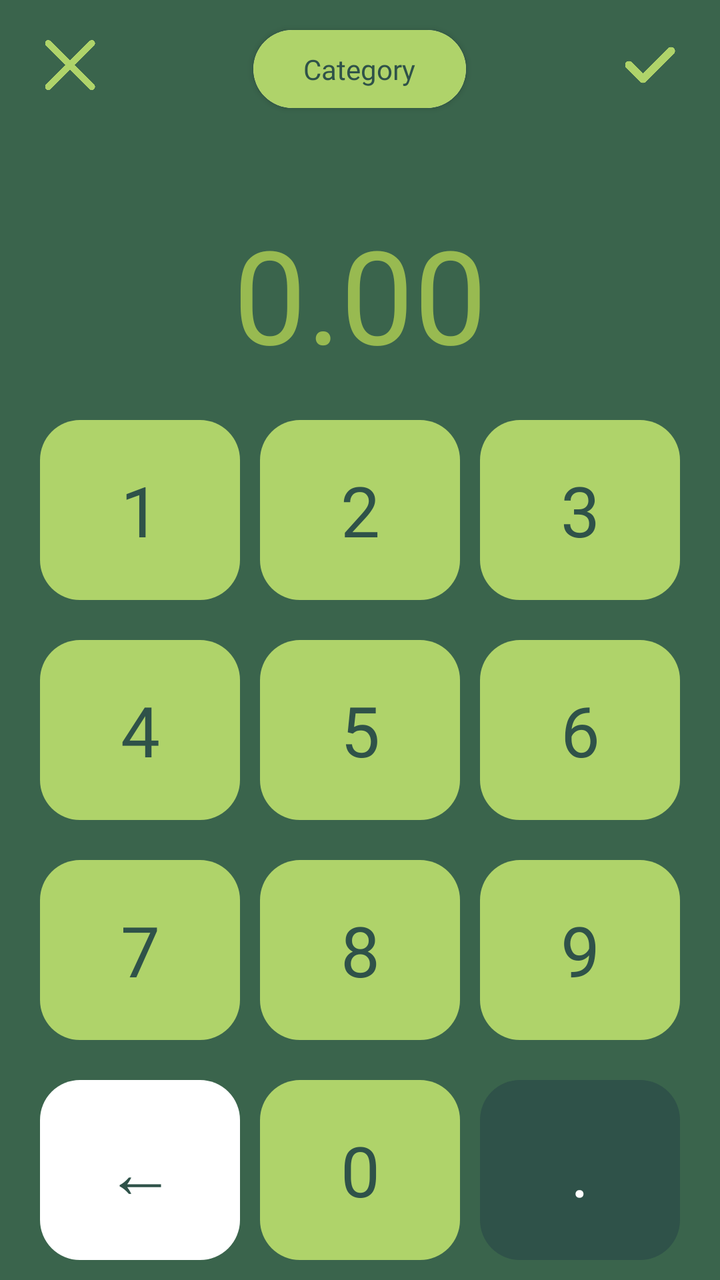
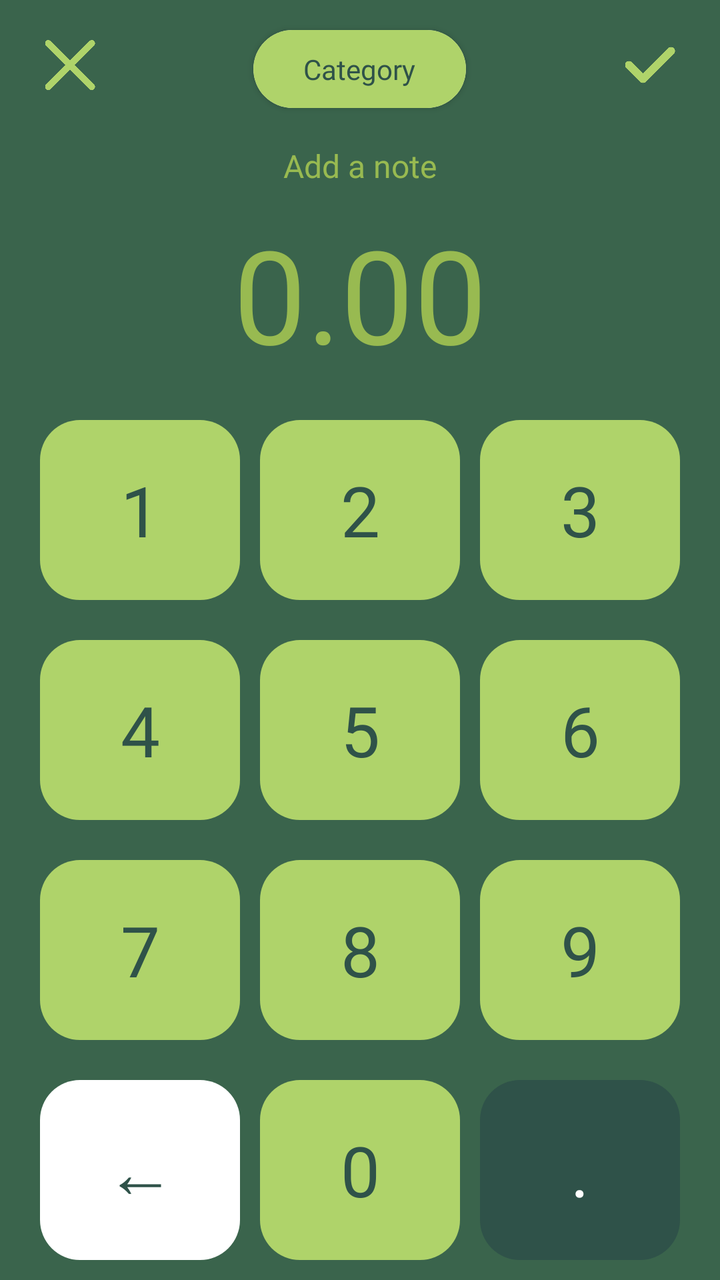

Two renders of the same Android screen: before a commit and after it. Below are the layout's source before the change and the commit's diff.
<!-- AndroidManifest.xml: application theme Theme.BudgetTracker -->
<!-- res/layout/activity_add_expense.xml -->
<?xml version="1.0" encoding="utf-8"?>
<RelativeLayout xmlns:android="http://schemas.android.com/apk/res/android"
    xmlns:app="http://schemas.android.com/apk/res-auto"
    xmlns:tools="http://schemas.android.com/tools"
    android:id="@+id/main"
    android:layout_width="match_parent"
    android:layout_height="match_parent"
    android:background="@color/background"
    tools:context=".AddExpenseActivity">

    
    <ImageView
        android:id="@+id/close"
        android:layout_width="30dp"
        android:layout_height="25dp"
        android:src="@drawable/close"
        android:layout_marginTop="20dp"
        app:tint="@color/light_green"
        android:layout_marginStart="20dp" />

    
    <ImageView
        android:id="@+id/tick"
        android:layout_width="30dp"
        android:layout_height="25dp"
        android:src="@drawable/tick"
        android:layout_marginTop="20dp"
        android:layout_alignParentEnd="true"
        app:tint="@color/light_green"
        android:layout_marginEnd="20dp" />

    
    <androidx.cardview.widget.CardView
        android:id="@+id/catg_btn"
        android:layout_width="wrap_content"
        android:layout_height="wrap_content"
        android:layout_marginTop="15dp"
        android:layout_centerHorizontal="true"
        app:cardCornerRadius="30dp">

        <RelativeLayout
            android:layout_width="match_parent"
            android:layout_height="match_parent"
            android:paddingVertical="10dp"
            android:paddingHorizontal="25dp"
            android:gravity="center"
            android:background="@color/light_green">

            <TextView
                android:id="@+id/catg_txt"
                android:layout_width="wrap_content"
                android:layout_height="wrap_content"
                android:textSize="14sp"
                android:text="Category"
                android:textColor="@color/dark_green"
                android:fontFamily="@font/montserrat_regular" />

        </RelativeLayout>

    </androidx.cardview.widget.CardView>

    
    <EditText
        android:id="@+id/expense_amt"
        android:layout_width="match_parent"
        android:layout_height="wrap_content"
        android:layout_above="@id/key_pad"
        android:layout_marginBottom="10dp"
        android:layout_marginHorizontal="20dp"
        android:hint="0.00"
        android:focusableInTouchMode="false"
        android:fontFamily="@font/montserrat_bold"
        android:gravity="center"
        android:background="@drawable/blank_bg"
        android:textSize="65sp"
        android:ellipsize="end"
        android:textColor="@color/light_green"
        android:textColorHint="#98BA51" />

    
    <LinearLayout
        android:id="@+id/key_pad"
        android:layout_width="match_parent"
        android:layout_height="wrap_content"
        android:layout_alignParentBottom="true"
        android:layout_marginHorizontal="20dp"
        android:orientation="vertical">

        <LinearLayout
            android:layout_width="match_parent"
            android:layout_height="wrap_content"
            android:gravity="center"
            android:orientation="horizontal"
            android:paddingVertical="10dp"
            android:weightSum="3">

            <TextView
                android:id="@+id/btn_1"
                android:layout_width="100dp"
                android:layout_height="90dp"
                android:layout_marginHorizontal="5dp"
                android:background="@drawable/key_bg"
                android:fontFamily="@font/montserrat_bold"
                android:gravity="center"
                android:text="1"
                android:textColor="@color/dark_green"
                android:textSize="35sp" />

            <TextView
                android:id="@+id/btn_2"
                android:layout_width="100dp"
                android:layout_height="90dp"
                android:layout_marginHorizontal="5dp"
                android:background="@drawable/key_bg"
                android:fontFamily="@font/montserrat_bold"
                android:gravity="center"
                android:text="2"
                android:textColor="@color/dark_green"
                android:textSize="35sp" />

            <TextView
                android:id="@+id/btn_3"
                android:layout_width="100dp"
                android:layout_height="90dp"
                android:layout_marginHorizontal="5dp"
                android:background="@drawable/key_bg"
                android:fontFamily="@font/montserrat_bold"
                android:gravity="center"
                android:text="3"
                android:textColor="@color/dark_green"
                android:textSize="35sp" />

        </LinearLayout>

        <LinearLayout
            android:layout_width="match_parent"
            android:layout_height="wrap_content"
            android:gravity="center"
            android:orientation="horizontal"
            android:paddingVertical="10dp"
            android:weightSum="3">

            <TextView
                android:id="@+id/btn_4"
                android:layout_width="100dp"
                android:layout_height="90dp"
                android:layout_marginHorizontal="5dp"
                android:background="@drawable/key_bg"
                android:fontFamily="@font/montserrat_bold"
                android:gravity="center"
                android:text="4"
                android:textColor="@color/dark_green"
                android:textSize="35sp" />

            <TextView
                android:id="@+id/btn_5"
                android:layout_width="100dp"
                android:layout_height="90dp"
                android:layout_marginHorizontal="5dp"
                android:background="@drawable/key_bg"
                android:fontFamily="@font/montserrat_bold"
                android:gravity="center"
                android:text="5"
                android:textColor="@color/dark_green"
                android:textSize="35sp" />

            <TextView
                android:id="@+id/btn_6"
                android:layout_width="100dp"
                android:layout_height="90dp"
                android:layout_marginHorizontal="5dp"
                android:background="@drawable/key_bg"
                android:fontFamily="@font/montserrat_bold"
                android:gravity="center"
                android:text="6"
                android:textColor="@color/dark_green"
                android:textSize="35sp" />

        </LinearLayout>

        <LinearLayout
            android:layout_width="match_parent"
            android:layout_height="wrap_content"
            android:gravity="center"
            android:orientation="horizontal"
            android:paddingVertical="10dp"
            android:weightSum="3">

            <TextView
                android:id="@+id/btn_7"
                android:layout_width="100dp"
                android:layout_height="90dp"
                android:layout_marginHorizontal="5dp"
                android:background="@drawable/key_bg"
                android:fontFamily="@font/montserrat_bold"
                android:gravity="center"
                android:text="7"
                android:textColor="@color/dark_green"
                android:textSize="35sp" />

            <TextView
                android:id="@+id/btn_8"
                android:layout_width="100dp"
                android:layout_height="90dp"
                android:layout_marginHorizontal="5dp"
                android:background="@drawable/key_bg"
                android:fontFamily="@font/montserrat_bold"
                android:gravity="center"
                android:text="8"
                android:textColor="@color/dark_green"
                android:textSize="35sp" />

            <TextView
                android:id="@+id/btn_9"
                android:layout_width="100dp"
                android:layout_height="90dp"
                android:layout_marginHorizontal="5dp"
                android:background="@drawable/key_bg"
                android:fontFamily="@font/montserrat_bold"
                android:gravity="center"
                android:text="9"
                android:textColor="@color/dark_green"
                android:textSize="35sp" />

        </LinearLayout>

        <LinearLayout
            android:layout_width="match_parent"
            android:layout_height="wrap_content"
            android:gravity="center"
            android:orientation="horizontal"
            android:paddingVertical="10dp"
            android:weightSum="3">

            <TextView
                android:id="@+id/btn_clear"
                android:layout_width="100dp"
                android:layout_height="90dp"
                android:layout_marginHorizontal="5dp"
                android:background="@drawable/back_bg"
                android:fontFamily="@font/montserrat_bold"
                android:gravity="center"
                android:text="←"
                android:textColor="@color/dark_green"
                android:textSize="35sp" />

            <TextView
                android:id="@+id/btn_0"
                android:layout_width="100dp"
                android:layout_height="90dp"
                android:layout_marginHorizontal="5dp"
                android:background="@drawable/key_bg"
                android:fontFamily="@font/montserrat_bold"
                android:gravity="center"
                android:text="0"
                android:textColor="@color/dark_green"
                android:textSize="35sp" />

            <TextView
                android:id="@+id/btn_dot"
                android:layout_width="100dp"
                android:layout_height="90dp"
                android:layout_marginHorizontal="5dp"
                android:background="@drawable/tick_bg"
                android:fontFamily="@font/montserrat_bold"
                android:gravity="center"
                android:text="."
                android:textColor="@color/white"
                android:textSize="35sp" />

        </LinearLayout>

    </LinearLayout>

</RelativeLayout>
<!-- resources referenced by this layout -->
<resources>
  <color name="background">#3A644C</color>
  <color name="dark_green">#2F5249</color>
  <color name="light_green">#AFD36A</color>
  <color name="white">#FFFFFFFF</color>
  <!-- drawable back_bg (drawable) -->
  <?xml version="1.0" encoding="utf-8"?>
  <shape xmlns:android="http://schemas.android.com/apk/res/android">
      <padding android:bottom="10dp"
          android:left="30dp"
          android:top="10dp"
          android:right="30dp" />
      <corners android:radius="20dp" />
      <solid android:color="#FFFFFF" />
  </shape>
  <!-- drawable blank_bg (drawable) -->
  <?xml version="1.0" encoding="utf-8"?>
  <selector xmlns:android="http://schemas.android.com/apk/res/android">
  
  </selector>
  <!-- drawable close: png bitmap (drawable, 9328 bytes) -->
  <!-- drawable key_bg (drawable) -->
  <?xml version="1.0" encoding="utf-8"?>
  <shape xmlns:android="http://schemas.android.com/apk/res/android">
      <padding android:bottom="10dp"
          android:left="30dp"
          android:top="10dp"
          android:right="30dp" />
      <corners android:radius="20dp" />
      <solid android:color="@color/light_green" />
  </shape>
  <!-- drawable tick: png bitmap (drawable, 6641 bytes) -->
  <!-- drawable tick_bg (drawable) -->
  <?xml version="1.0" encoding="utf-8"?>
  <shape xmlns:android="http://schemas.android.com/apk/res/android">
      <padding android:bottom="10dp"
          android:left="30dp"
          android:top="10dp"
          android:right="30dp" />
      <corners android:radius="20dp" />
      <solid android:color="@color/dark_green" />
  </shape>
  <style name="Theme.BudgetTracker" parent="Base.Theme.BudgetTracker" />
  <style name="Base.Theme.BudgetTracker" parent="Theme.Material3.DayNight.NoActionBar">
          
          
      </style>
</resources>

<!-- the commit's change to res/layout/activity_add_expense.xml (unified diff, before → after) -->
@@ -13,51 +13,71 @@
         android:id="@+id/close"
         android:layout_width="30dp"
         android:layout_height="25dp"
+        android:layout_marginStart="20dp"
+        android:layout_marginTop="20dp"
         android:src="@drawable/close"
-        android:layout_marginTop="20dp"
-        app:tint="@color/light_green"
-        android:layout_marginStart="20dp" />
+        app:tint="@color/light_green" />
 
     
     <ImageView
         android:id="@+id/tick"
         android:layout_width="30dp"
         android:layout_height="25dp"
+        android:layout_alignParentEnd="true"
+        android:layout_marginTop="20dp"
+        android:layout_marginEnd="20dp"
         android:src="@drawable/tick"
-        android:layout_marginTop="20dp"
-        android:layout_alignParentEnd="true"
-        app:tint="@color/light_green"
-        android:layout_marginEnd="20dp" />
+        app:tint="@color/light_green" />
 
     
     <androidx.cardview.widget.CardView
         android:id="@+id/catg_btn"
         android:layout_width="wrap_content"
         android:layout_height="wrap_content"
+        android:layout_centerHorizontal="true"
         android:layout_marginTop="15dp"
-        android:layout_centerHorizontal="true"
         app:cardCornerRadius="30dp">
 
         <RelativeLayout
             android:layout_width="match_parent"
             android:layout_height="match_parent"
-            android:paddingVertical="10dp"
+            android:background="@color/light_green"
+            android:gravity="center"
             android:paddingHorizontal="25dp"
-            android:gravity="center"
-            android:background="@color/light_green">
+            android:paddingVertical="10dp">
 
             <TextView
                 android:id="@+id/catg_txt"
                 android:layout_width="wrap_content"
                 android:layout_height="wrap_content"
-                android:textSize="14sp"
+                android:fontFamily="@font/montserrat_regular"
                 android:text="Category"
                 android:textColor="@color/dark_green"
-                android:fontFamily="@font/montserrat_regular" />
+                android:textSize="14sp" />
 
         </RelativeLayout>
 
     </androidx.cardview.widget.CardView>
+
+    
+    <EditText
+        android:id="@+id/note_edit_text"
+        android:layout_width="wrap_content"
+        android:layout_height="wrap_content"
+        android:layout_above="@id/expense_amt"
+        android:layout_centerHorizontal="true"
+        android:layout_marginBottom="10dp"
+        android:background="@drawable/blank_bg"
+        android:fontFamily="@font/montserrat_regular"
+        android:gravity="center"
+        android:hint="Add a note"
+        android:maxLines="1"
+        android:ellipsize="end"
+        android:inputType="text"
+        android:maxLength="150"
+        android:textColor="@color/light_green"
+        android:textColorHint="#98BA51"
+        android:textSize="16sp" />
 
     
     <EditText
@@ -65,17 +85,17 @@
         android:layout_width="match_parent"
         android:layout_height="wrap_content"
         android:layout_above="@id/key_pad"
+        android:layout_marginHorizontal="20dp"
         android:layout_marginBottom="10dp"
-        android:layout_marginHorizontal="20dp"
-        android:hint="0.00"
+        android:background="@drawable/blank_bg"
+        android:ellipsize="end"
         android:focusableInTouchMode="false"
         android:fontFamily="@font/montserrat_bold"
         android:gravity="center"
-        android:background="@drawable/blank_bg"
-        android:textSize="65sp"
-        android:ellipsize="end"
+        android:hint="0.00"
         android:textColor="@color/light_green"
-        android:textColorHint="#98BA51" />
+        android:textColorHint="#98BA51"
+        android:textSize="65sp" />
 
     
     <LinearLayout
